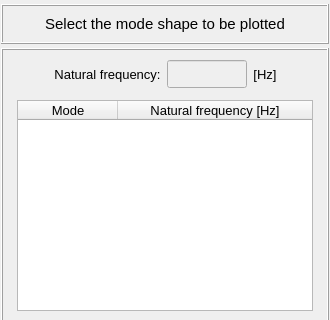
The window that pulse/interface/data/ui_files/plots/results/structural/plot_structural_mode_shape.ui (open-pulse/OpenPulse) describes before a commit, drawn with Qt 5; both pictures show x 0 to 330 and y 0 to 320 of the 330 by 499 pixel window.
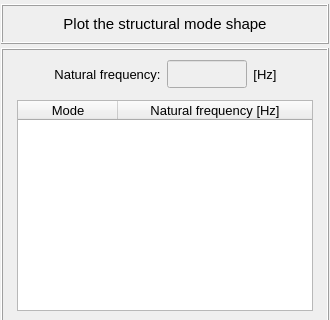
The same window after the commit.

The edit to the form file:
```diff
--- a/pulse/interface/data/ui_files/plots/results/structural/plot_structural_mode_shape.ui
+++ b/pulse/interface/data/ui_files/plots/results/structural/plot_structural_mode_shape.ui
@@ -104,7 +104,7 @@
          <enum>QFrame::Raised</enum>
         </property>
         <property name="text">
-         <string>Select the mode shape to be plotted</string>
+         <string>Plot the structural mode shape</string>
         </property>
         <property name="textFormat">
          <enum>Qt::AutoText</enum>
```
